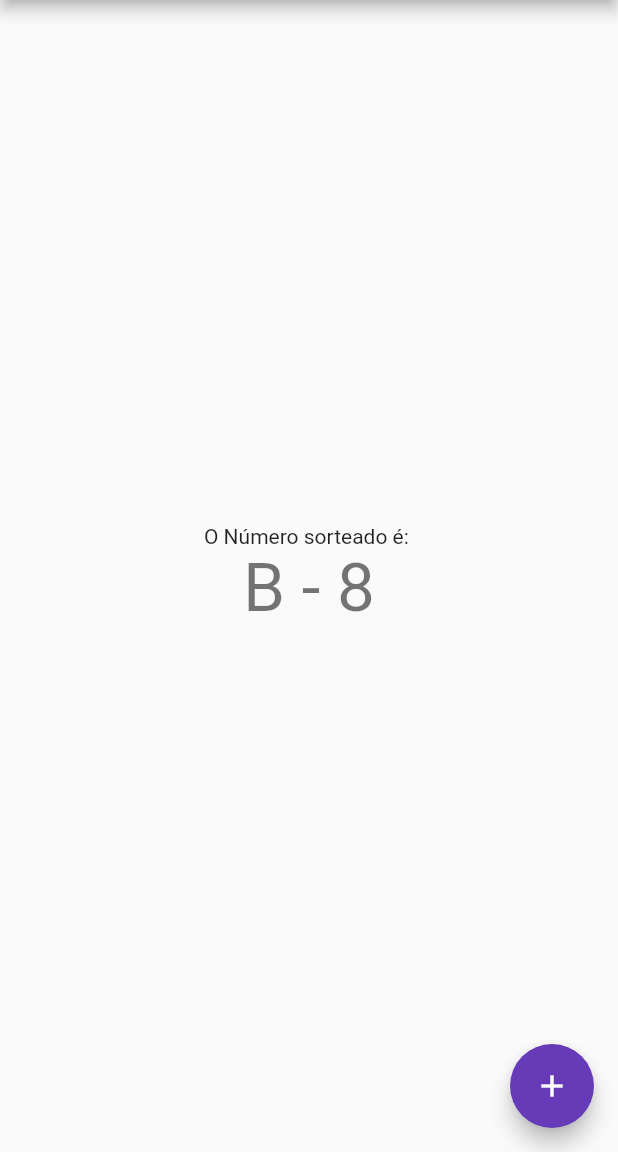
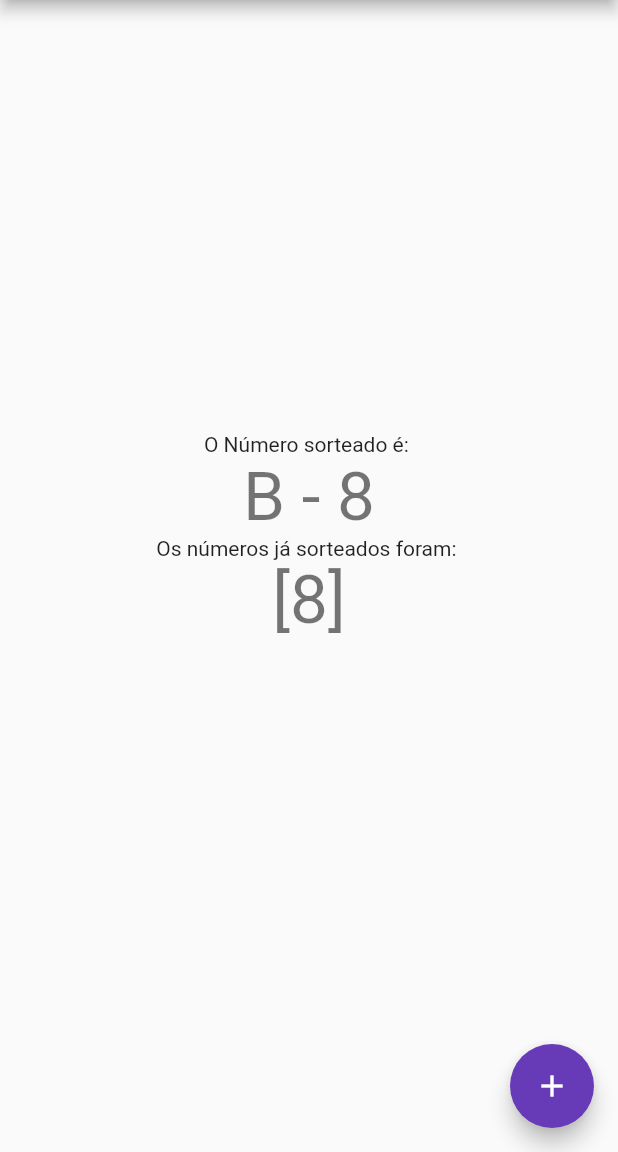
Before and after one commit to eriksonwilliam/bingo, a Flutter app: the screen it shows after launch, after a tap on the "add" icon, on a phone screen of 412 x 824 dp, the part 84-1236 px from its top. Run offline on Flutter 3.47's test engine with Material 2 defaults, Android fonts, the phone set to English and light mode, and no system bars.

```diff
--- a/lib/main.dart
+++ b/lib/main.dart
@@ -51,6 +51,8 @@ class MyHomePage extends StatefulWidget {
 class _MyHomePageState extends State<MyHomePage> {
   String _sort = "";
 
+  String _bingo = "";
+
   var rng = new Random();
 
   List<int> intArr = [];
@@ -89,13 +91,20 @@ class _MyHomePageState extends State<MyHomePage> {
           // horizontal).
           mainAxisAlignment: MainAxisAlignment.center,
           children: <Widget>[
-            const Text(
-              'O Número sorteado é: ',
-            ),
+            const Text('O Número sorteado é: '),
             Text(
               _sort,
               style: Theme.of(context).textTheme.headline3,
             ),
+            const Text('Os números já sorteados foram: '),
+            Text(
+              '$intArr',
+              style: Theme.of(context).textTheme.headline3,
+            ),
+            Text(
+              _bingo,
+              style: Theme.of(context).textTheme.headline3,
+            )
           ],
         ),
       ),
@@ -110,15 +119,19 @@ class _MyHomePageState extends State<MyHomePage> {
   void _sortNumber() {
     setState(() {
       int _intSorted = rng.nextInt(76);
+
       if (_intSorted == 0) {
         _intSorted = 1;
       }
-      if (intArr.contains(_intSorted)) {
+
+      while (intArr.contains(_intSorted)) {
         _intSorted = rng.nextInt(76);
-      } else {
-        intArr.add(_intSorted);
+        if (_intSorted == 0) {
+          _intSorted = 1;
+        }
       }
 
+      intArr.add(_intSorted);
       if (_intSorted <= 15) {
         _sort = "B - " + _intSorted.toString();
       } else if (_intSorted > 15 && _intSorted <= 30) {
@@ -130,6 +143,10 @@ class _MyHomePageState extends State<MyHomePage> {
       } else if (_intSorted > 60 && _intSorted <= 75) {
         _sort = "O - " + _intSorted.toString();
       }
+
+      if (intArr.length == 75) {
+        _bingo = "BINGO.... U.U";
+      }
     });
   }
 }
```
